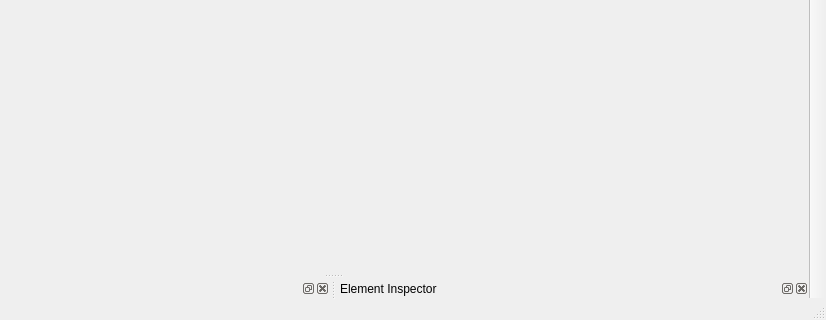
Qt form Applications/Client/MainWindow.ui (wildmichael/ParaView3-enhancements-old) before a commit; both pictures show x 144 to 970 and y 380 to 700 of the 970 by 700 pixel window.
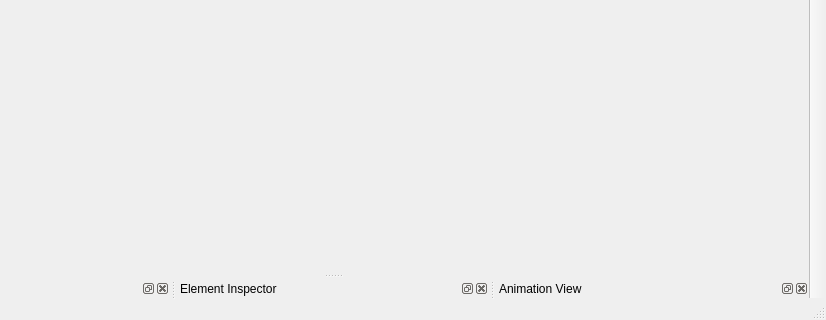
The same form after that commit. Icons and pictures are not drawn.

Commit message: ENH:  Expose the new animation gui.

What changed in the file:
```diff
--- a/Applications/Client/MainWindow.ui
+++ b/Applications/Client/MainWindow.ui
@@ -426,6 +426,15 @@
     <number>4</number>
    </attribute>
   </widget>
+  <widget class="QDockWidget" name="animationViewDock" >
+   <property name="windowTitle" >
+    <string>Animation View</string>
+   </property>
+   <attribute name="dockWidgetArea" >
+    <number>8</number>
+   </attribute>
+   <widget class="QWidget" name="dockWidgetContents_9" />
+  </widget>
   <action name="actionFileOpen" >
    <property name="icon" >
     <iconset resource="../../Qt/Components/Resources/pqComponents.qrc" >:/pqWidgets/Icons/pqOpen24.png</iconset>
```
The commit also changes 1 other file.
